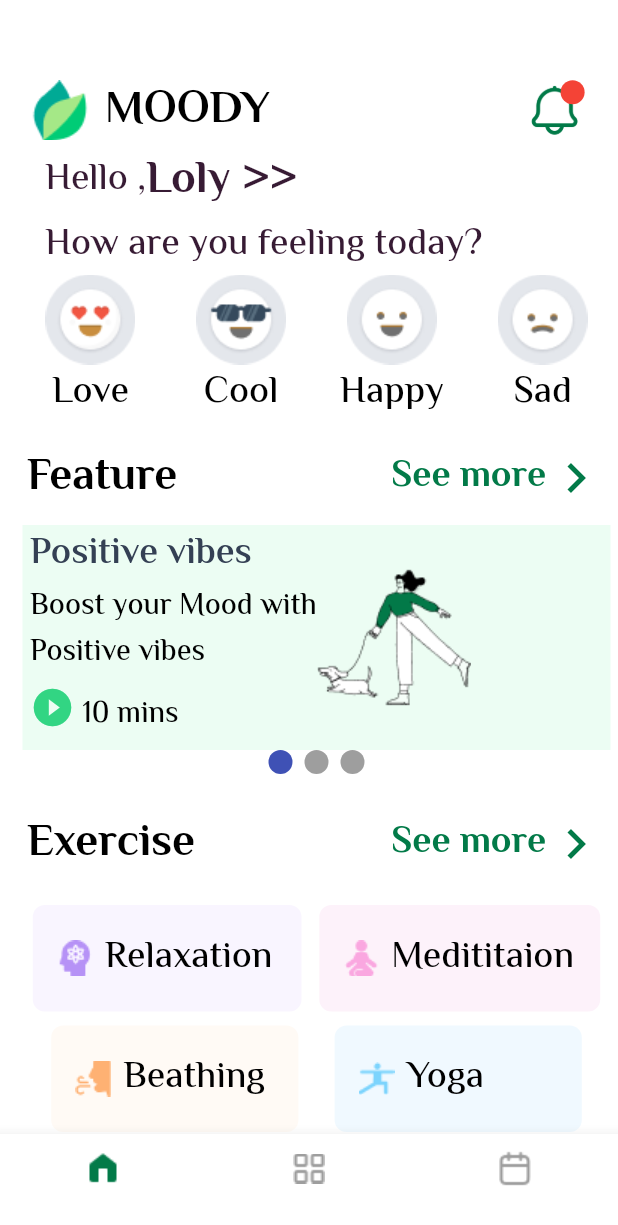
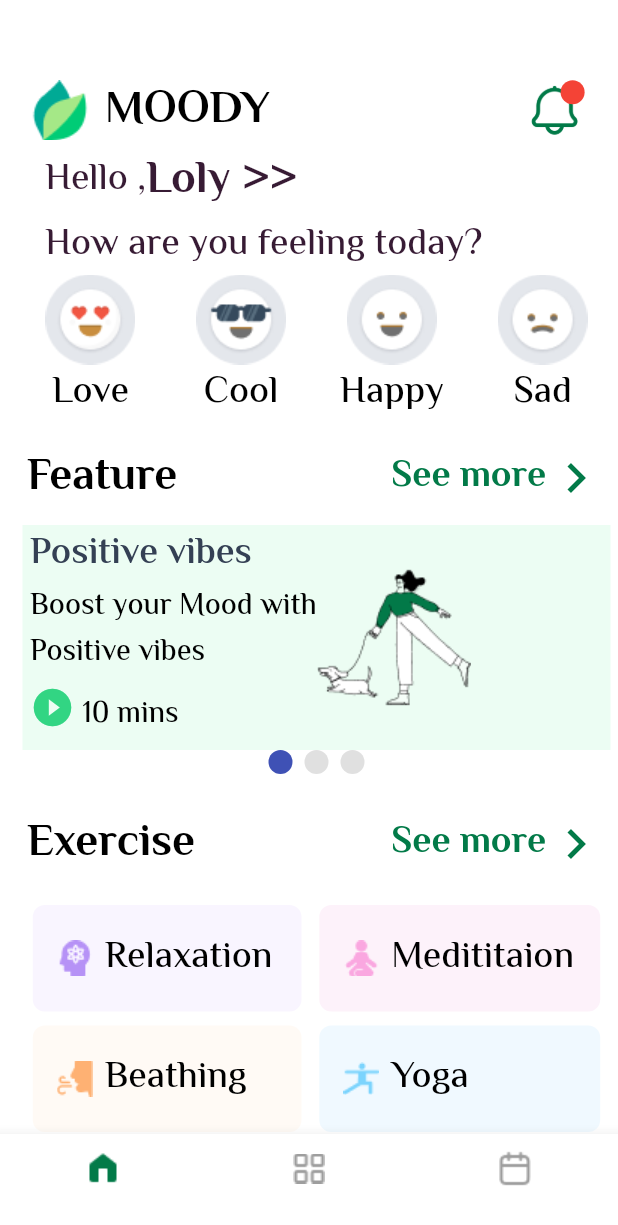
Before and after one commit to alaausamaa/quiz_1, a Flutter app: the screen it shows after launch, on a phone screen of 412 x 824 dp. Shown: the top 1225 px of the screen. Run offline on Flutter 3.47's test engine with Material 2 defaults, Android fonts, the phone set to English and light mode, and no system bars; drawn by our look-alikes of smooth_page_indicator; our stand-ins replace carousel_slider, google_fonts.

```diff
--- a/lib/core/theme/app_theme.dart
+++ b/lib/core/theme/app_theme.dart
@@ -46,8 +46,8 @@ class AppTheme {
           bodyMedium: GoogleFonts.elMessiri(
               fontSize: 25, fontWeight: FontWeight.w500, color: Colors.black),
           bodySmall: GoogleFonts.milonga(
-              fontSize: 18,
-              fontWeight: FontWeight.normal,
+              fontSize: 24,
+              fontWeight: FontWeight.w400,
               color: Colors.black),
 
       ));
--- a/lib/main.dart
+++ b/lib/main.dart
@@ -25,7 +25,7 @@ class MyApplication extends StatelessWidget {
       debugShowCheckedModeBanner: false,
 
       // give it key of screen to start with it
-      initialRoute: HomeLayout.routeName,
+      initialRoute: SplashScreen.routeName,
       // map faster the array on search with key
       routes: {
         // call back function ( function in another place)
--- a/lib/pages/screenOne.dart
+++ b/lib/pages/screenOne.dart
@@ -18,7 +18,8 @@ class _ScreenOneState extends State<ScreenOne> {
       initialPage: 0 ,
     );
 
-    return  Padding(
+    return  ListView(
+      children:[ Padding(
           padding: const EdgeInsets.only(left: 10.0, top: 50),
           child: Column(
               children: [
@@ -350,7 +351,7 @@ class _ScreenOneState extends State<ScreenOne> {
                           SmoothPageIndicator(
                             controller: pageControl,
                             count: 3,
-                          effect: WormEffect(),
+                            effect: WormEffect(dotColor: Colors.black12),
 
 
                           ),
@@ -426,7 +427,7 @@ class _ScreenOneState extends State<ScreenOne> {
                                 ),
                                 Row( mainAxisAlignment: MainAxisAlignment.spaceEvenly,
                                   children: [
-                                  Container(width:MediaQuery.of(context).size.width/2.5,
+                                    Container(width:MediaQuery.of(context).size.width/2.3,
                                       decoration: BoxDecoration(color:Color(0xFFFFFAF5) ,borderRadius: BorderRadius.circular(8)),
                                       child: Padding(
                                           padding: const EdgeInsets.all(16.0),
@@ -446,7 +447,7 @@ class _ScreenOneState extends State<ScreenOne> {
 
                                       ),
                                     ),
-                                  Container(width:MediaQuery.of(context).size.width/2.5,
+                                    Container(width:MediaQuery.of(context).size.width/2.2,
                                       decoration: BoxDecoration(color:Color(0xFFF0F9FF) ,borderRadius: BorderRadius.circular(8)),
                                       child: Padding(
                                           padding: const EdgeInsets.all(16.0),
@@ -471,11 +472,14 @@ class _ScreenOneState extends State<ScreenOne> {
                               ],
                             ),
 
-                        )
+                          ) ,
+
 
 
 
                         ]) ),
-            ] ));
+              ] )
+    ),
+   ] );
   }
 }
--- a/lib/pages/splash.dart
+++ b/lib/pages/splash.dart
@@ -20,7 +20,7 @@ class SplashScreen extends StatelessWidget {
 
     return Scaffold(
       body: Image.asset(
-        "assets/images/default_bg.png",
+        "assets/images/splash.gif",
         width: mediaQuery.width,
         height: mediaQuery.height,
         fit: BoxFit.cover,
```
Also changed, not shown: lib/pages/screenThree.dart (+136 -1 lines), assets/images/Doctor.png (added), assets/images/Vector.png (added), assets/images/splash.gif (added). Lines whose indentation alone changed are shown as unchanged.
